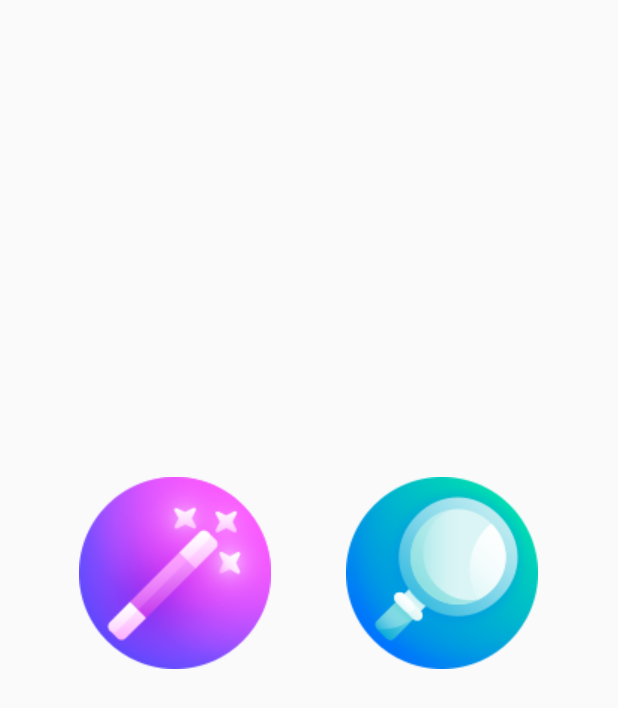
After one commit to l1raf/amc_front, an Android app: the layout buttons_fragment.xml on its own in the app's theme, with its tools: preview values and no code run, on a phone screen of 412 x 824 dp. The commit adds this screen. Shown: the top 708 px of the screen. Run offline under Robolectric (Android 15) with nearby library versions, the phone set to English and light mode, and no system bars.

Commit message:
Add fragments

```diff
--- a/app/src/main/java/com/example/amchack/MainActivity.java
+++ b/app/src/main/java/com/example/amchack/MainActivity.java
@@ -1,6 +1,7 @@
 package com.example.amchack;
 
 import androidx.annotation.NonNull;
+import androidx.cardview.widget.CardView;
 import androidx.core.app.ActivityCompat;
 import androidx.core.content.ContextCompat;
 import androidx.fragment.app.FragmentActivity;
@@ -44,14 +45,14 @@ public class MainActivity extends FragmentActivity implements OnMapReadyCallback
     private final static int LOCATION_REQUEST_CODE = 23;
     boolean locationPermission = false;
     private List<Polyline> polylines = null;
-    private Button mFindBirdButton;
+    private CardView mFindBirdButton;
 
     @Override
     protected void onCreate(Bundle savedInstanceState) {
         super.onCreate(savedInstanceState);
         setContentView(R.layout.activity_main);
 
-        mFindBirdButton = findViewById(R.id.find_bird);
+        //mFindBirdButton = findViewById(R.id.find_bird);
 
         requestPermission();
 
--- /dev/null
+++ b/app/src/main/res/drawable/add_button_background.xml
@@ -0,0 +1,61 @@
+<?xml version="1.0" encoding="utf-8"?>
+<selector xmlns:android="http://schemas.android.com/apk/res/android">
+    <item android:state_pressed="false"
+        android:state_enabled="true">
+        <layer-list>
+            <item>
+                <bitmap android:gravity="center"
+                    android:src="@drawable/add_button"
+                    android:tileMode="repeat" />
+            </item>
+            <item>
+                <shape>
+                    <corners android:radius="5dp" />
+                    <padding
+                        android:bottom="10dp"
+                        android:left="10dp"
+                        android:right="10dp"
+                        android:top="10dp" />
+                </shape>
+            </item>
+        </layer-list>
+    </item>
+    <item android:state_pressed="true">
+        <layer-list>
+            <item>
+                <bitmap android:gravity="center"
+                    android:src="@drawable/add_button_pressed"
+                    android:tileMode="repeat" />
+            </item>
+            <item>
+                <shape>
+                    <corners android:radius="5dp" />
+                    <padding
+                        android:bottom="10dp"
+                        android:left="10dp"
+                        android:right="10dp"
+                        android:top="10dp" />
+                </shape>
+            </item>
+        </layer-list>
+    </item>
+    <item android:state_enabled="false">
+        <layer-list>
+            <item>
+                <bitmap android:gravity="center"
+                    android:src="@drawable/add_button"
+                    android:tileMode="repeat" />
+            </item>
+            <item>
+                <shape>
+                    <corners android:radius="5dp" />
+                    <padding
+                        android:bottom="10dp"
+                        android:left="10dp"
+                        android:right="10dp"
+                        android:top="10dp" />
+                </shape>
+            </item>
+        </layer-list>
+    </item>
+</selector>
--- /dev/null
+++ b/app/src/main/res/drawable/search_button_background.xml
@@ -0,0 +1,61 @@
+<?xml version="1.0" encoding="utf-8"?>
+<selector xmlns:android="http://schemas.android.com/apk/res/android">
+    <item android:state_pressed="false"
+        android:state_enabled="true">
+        <layer-list>
+            <item>
+                <bitmap android:gravity="center"
+                    android:src="@drawable/search_button"
+                    android:tileMode="repeat" />
+            </item>
+            <item>
+                <shape>
+                    <corners android:radius="5dp" />
+                    <padding
+                        android:bottom="10dp"
+                        android:left="10dp"
+                        android:right="10dp"
+                        android:top="10dp" />
+                </shape>
+            </item>
+        </layer-list>
+    </item>
+    <item android:state_pressed="true">
+        <layer-list>
+            <item>
+                <bitmap android:gravity="center"
+                    android:src="@drawable/search_button_pressed"
+                    android:tileMode="repeat" />
+            </item>
+            <item>
+                <shape>
+                    <corners android:radius="5dp" />
+                    <padding
+                        android:bottom="10dp"
+                        android:left="10dp"
+                        android:right="10dp"
+                        android:top="10dp" />
+                </shape>
+            </item>
+        </layer-list>
+    </item>
+    <item android:state_enabled="false">
+        <layer-list>
+            <item>
+                <bitmap android:gravity="center"
+                    android:src="@drawable/search_button"
+                    android:tileMode="repeat" />
+            </item>
+            <item>
+                <shape>
+                    <corners android:radius="5dp" />
+                    <padding
+                        android:bottom="10dp"
+                        android:left="10dp"
+                        android:right="10dp"
+                        android:top="10dp" />
+                </shape>
+            </item>
+        </layer-list>
+    </item>
+</selector>
--- /dev/null
+++ b/app/src/main/res/layout/buttons_fragment.xml
@@ -0,0 +1,28 @@
+<?xml version="1.0" encoding="utf-8"?>
+<RelativeLayout
+    xmlns:android="http://schemas.android.com/apk/res/android"
+    android:layout_width="match_parent"
+    android:layout_height="match_parent"
+    android:background="@android:color/transparent">
+
+    <LinearLayout
+        android:layout_width="match_parent"
+        android:layout_height="match_parent"
+        android:gravity="center_horizontal|center_vertical">
+
+        <ImageButton
+            android:layout_marginBottom="30dp"
+            android:layout_marginEnd="50dp"
+            android:layout_width="wrap_content"
+            android:layout_height="wrap_content"
+            android:background="@drawable/add_button_background"/>
+
+        <ImageButton
+            android:layout_marginBottom="30dp"
+            android:layout_width="wrap_content"
+            android:layout_height="wrap_content"
+            android:background="@drawable/search_button_background"/>
+
+    </LinearLayout>
+
+</RelativeLayout>
--- /dev/null
+++ b/app/src/main/res/layout/list_fragment.xml
@@ -0,0 +1,5 @@
+<?xml version="1.0" encoding="utf-8"?>
+<ScrollView
+    xmlns:android="http://schemas.android.com/apk/res/android"
+    android:layout_width="match_parent"
+    android:layout_height="match_parent"/>
--- a/app/src/main/res/values/strings.xml
+++ b/app/src/main/res/values/strings.xml
@@ -1,4 +1,4 @@
 <resources>
     <string name="app_name">AMCHack</string>
-    <string name="add_bird">Добавить птицу</string>
+    <string name="add_bird">Добавить в коллекцию!</string>
 </resources>
```
Also changed, not shown: app/src/main/res/drawable/background_rounded_corners.xml (added, +9 -0 lines), app/src/main/res/layout/activity_main.xml (+56 -6 lines), app/src/main/res/drawable/add_button.png (added), app/src/main/res/drawable/add_button_pressed.png (added), app/src/main/res/drawable/button_img.png (added), app/src/main/res/drawable/search_button.png (added), app/src/main/res/drawable/search_button_pressed.png (added).
